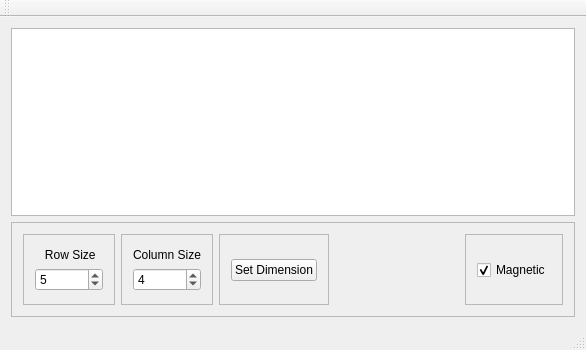
This is src/mainwindow.ui in KaiqueS/Social_Choice_Theory-Basic_Framework as Qt 5 draws it before an edit. The edited form follows.
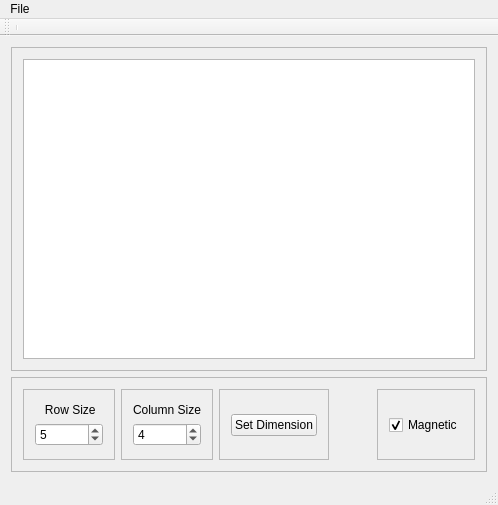
This is the edited form.

```diff
--- a/src/mainwindow.ui
+++ b/src/mainwindow.ui
@@ -6,8 +6,8 @@
    <rect>
     <x>0</x>
     <y>0</y>
-    <width>586</width>
-    <height>350</height>
+    <width>498</width>
+    <height>492</height>
    </rect>
   </property>
   <property name="windowTitle">
@@ -16,7 +16,68 @@
   <widget class="QWidget" name="centralWidget">
    <layout class="QVBoxLayout" name="verticalLayout">
     <item>
-     <widget class="QGraphicsView" name="screen"/>
+     <widget class="QFrame" name="frame_6">
+      <property name="frameShape">
+       <enum>QFrame::StyledPanel</enum>
+      </property>
+      <property name="frameShadow">
+       <enum>QFrame::Raised</enum>
+      </property>
+      <layout class="QHBoxLayout" name="horizontalLayout_2">
+       <item>
+        <widget class="QGraphicsView" name="screen">
+         <property name="sizePolicy">
+          <sizepolicy hsizetype="Minimum" vsizetype="Minimum">
+           <horstretch>0</horstretch>
+           <verstretch>0</verstretch>
+          </sizepolicy>
+         </property>
+         <property name="minimumSize">
+          <size>
+           <width>450</width>
+           <height>300</height>
+          </size>
+         </property>
+         <property name="autoFillBackground">
+          <bool>false</bool>
+         </property>
+         <property name="verticalScrollBarPolicy">
+          <enum>Qt::ScrollBarAsNeeded</enum>
+         </property>
+         <property name="horizontalScrollBarPolicy">
+          <enum>Qt::ScrollBarAsNeeded</enum>
+         </property>
+         <property name="sizeAdjustPolicy">
+          <enum>QAbstractScrollArea::AdjustToContents</enum>
+         </property>
+         <property name="backgroundBrush">
+          <brush brushstyle="Dense7Pattern">
+           <color alpha="30">
+            <red>0</red>
+            <green>0</green>
+            <blue>0</blue>
+           </color>
+          </brush>
+         </property>
+         <property name="foregroundBrush">
+          <brush brushstyle="NoBrush">
+           <color alpha="255">
+            <red>0</red>
+            <green>0</green>
+            <blue>0</blue>
+           </color>
+          </brush>
+         </property>
+         <property name="interactive">
+          <bool>true</bool>
+         </property>
+         <property name="resizeAnchor">
+          <enum>QGraphicsView::AnchorViewCenter</enum>
+         </property>
+        </widget>
+       </item>
+      </layout>
+     </widget>
     </item>
     <item>
      <widget class="QFrame" name="frame">
@@ -271,10 +332,18 @@
     <rect>
      <x>0</x>
      <y>0</y>
-     <width>586</width>
+     <width>498</width>
      <height>21</height>
     </rect>
    </property>
+   <widget class="QMenu" name="menuFile">
+    <property name="title">
+     <string>File</string>
+    </property>
+    <addaction name="actionSave"/>
+    <addaction name="actionLoad"/>
+   </widget>
+   <addaction name="menuFile"/>
   </widget>
   <widget class="QToolBar" name="mainToolBar">
    <attribute name="toolBarArea">
@@ -283,6 +352,7 @@
    <attribute name="toolBarBreak">
     <bool>false</bool>
    </attribute>
+   <addaction name="separator"/>
   </widget>
   <widget class="QStatusBar" name="statusBar"/>
  </widget>
```
Left out of the diff: 10 changed lines with no effect on the pictures.
